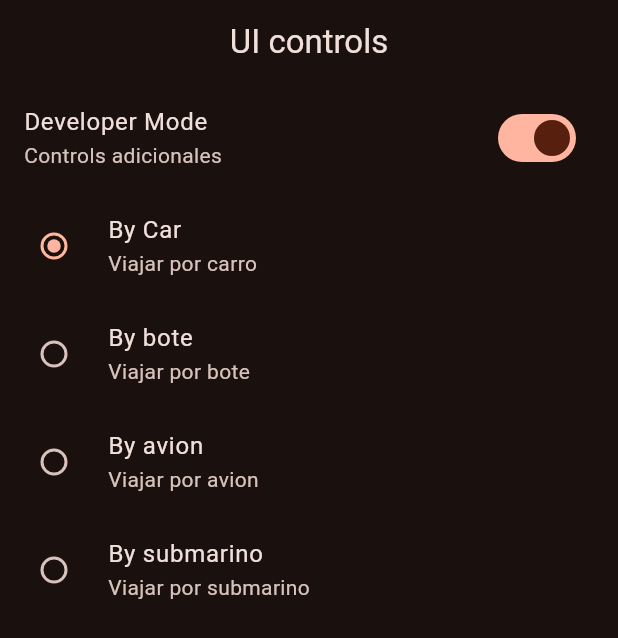
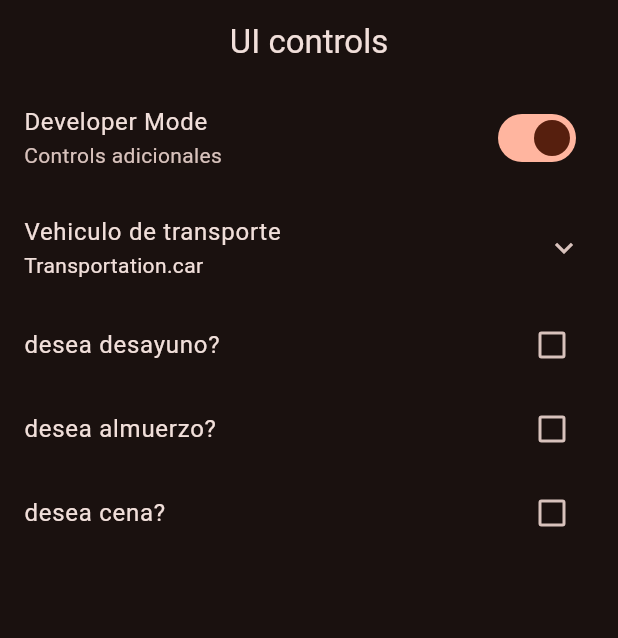
Before and after one commit to Erik-egam/Widgets_app, a Flutter app: the UiControlsScreen screen opened by its route, on a phone screen of 412 x 824 dp. Shown: the top 638 px of the screen. Run offline on Flutter 3.47's test engine with Material 3 defaults, Android fonts, the phone set to English and light mode, and no system bars; our stand-ins replace go_router.

Commit message:
ui screen terminado

```diff
--- a/lib/presentation/screens/ui_controls/ui_controls_screen.dart
+++ b/lib/presentation/screens/ui_controls/ui_controls_screen.dart
@@ -22,11 +22,14 @@ class _UiControlsView extends StatefulWidget {
   State<_UiControlsView> createState() => _UiControlsViewState();
 }
 
-enum Transportation { car , plane , boat, submarine }
+enum Transportation { car, plane, boat, submarine }
 
 class _UiControlsViewState extends State<_UiControlsView> {
   bool isDeveloper = true;
   Transportation selectedTransportation = Transportation.car;
+  bool wantsBreakFast = false;
+  bool wantslunch = false;
+  bool wantsDinner = false;
 
   @override
   Widget build(BuildContext context) {
@@ -41,6 +44,11 @@ class _UiControlsViewState extends State<_UiControlsView> {
             isDeveloper = !isDeveloper;
           }),
         ),
+
+        ExpansionTile(
+          title: const Text('Vehiculo de transporte'),
+          subtitle: Text('$selectedTransportation'),
+          children: [
 
             RadioListTile(
               title: const Text('By Car'),
@@ -78,9 +86,28 @@ class _UiControlsViewState extends State<_UiControlsView> {
                 selectedTransportation = Transportation.submarine;
               }),
             ),
+          ],
+        ),
 
-
-
+        // todo
+        CheckboxListTile(
+          title: Text('desea desayuno?'),
+          value: wantsBreakFast,
+          onChanged: (value) => setState(() {
+            wantsBreakFast = !wantsBreakFast;
+          })),
+        CheckboxListTile(
+          title: Text('desea almuerzo?'),
+          value: wantslunch,
+          onChanged: (value) => setState(() {
+            wantslunch = !wantslunch;
+          })),
+        CheckboxListTile(
+          title: Text('desea cena?'),
+          value: wantsDinner,
+          onChanged: (value) => setState(() {
+            wantsDinner = !wantsDinner;
+          })),
       ],
     );
   }
```
Lines whose indentation alone changed are shown as unchanged.
